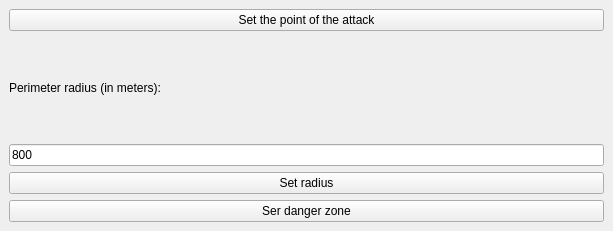
Qt form Evacu8/Evacu8/Evacu8_dockwidget_base.ui (fhb1990/GEO1005) before a commit.
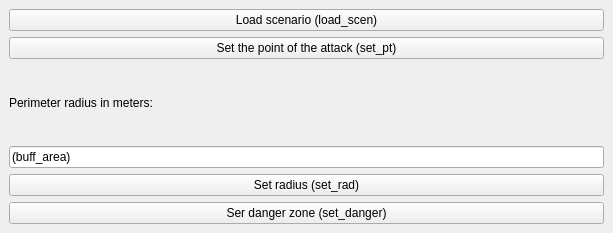
The same form after that commit.

What changed in the file:
```diff
--- a/Evacu8/Evacu8/Evacu8_dockwidget_base.ui
+++ b/Evacu8/Evacu8/Evacu8_dockwidget_base.ui
@@ -7,7 +7,7 @@
     <x>0</x>
     <y>0</y>
     <width>613</width>
-    <height>231</height>
+    <height>233</height>
    </rect>
   </property>
   <property name="windowTitle">
@@ -15,17 +15,17 @@
   </property>
   <widget class="QWidget" name="dockWidgetContents">
    <layout class="QGridLayout" name="gridLayout">
-    <item row="0" column="0">
-     <widget class="QPushButton" name="pushButton">
+    <item row="1" column="0">
+     <widget class="QPushButton" name="set_pt">
       <property name="text">
-       <string>Set the point of the attack</string>
+       <string>Set the point of the attack (set_pt)</string>
       </property>
      </widget>
     </item>
-    <item row="2" column="0">
-     <widget class="QLabel" name="selectAttributeLabel">
+    <item row="3" column="0">
+     <widget class="QLineEdit" name="buff_area">
       <property name="text">
-       <string>Perimeter radius (in meters):</string>
+       <string>(buff_area)</string>
       </property>
      </widget>
     </item>
@@ -38,7 +38,7 @@
        </sizepolicy>
       </property>
       <property name="text">
-       <string>Set radius</string>
+       <string>Set radius (set_rad)</string>
       </property>
       <property name="iconSize">
        <size>
@@ -48,10 +48,10 @@
       </property>
      </widget>
     </item>
-    <item row="3" column="0">
-     <widget class="QLineEdit" name="bufferCutoffEdit">
+    <item row="2" column="0">
+     <widget class="QLabel" name="selectAttributeLabel">
       <property name="text">
-       <string>800</string>
+       <string>Perimeter radius in meters:</string>
       </property>
      </widget>
     </item>
@@ -61,7 +61,7 @@
        <bool>true</bool>
       </property>
       <property name="text">
-       <string>Ser danger zone</string>
+       <string>Ser danger zone (set_danger)</string>
       </property>
       <property name="iconSize">
        <size>
@@ -71,6 +71,13 @@
       </property>
      </widget>
     </item>
+    <item row="0" column="0">
+     <widget class="QPushButton" name="load_scen">
+      <property name="text">
+       <string>Load scenario (load_scen)</string>
+      </property>
+     </widget>
+    </item>
    </layout>
   </widget>
  </widget>
```
Left out of the diff: 4 changed lines with no effect on the pictures.
